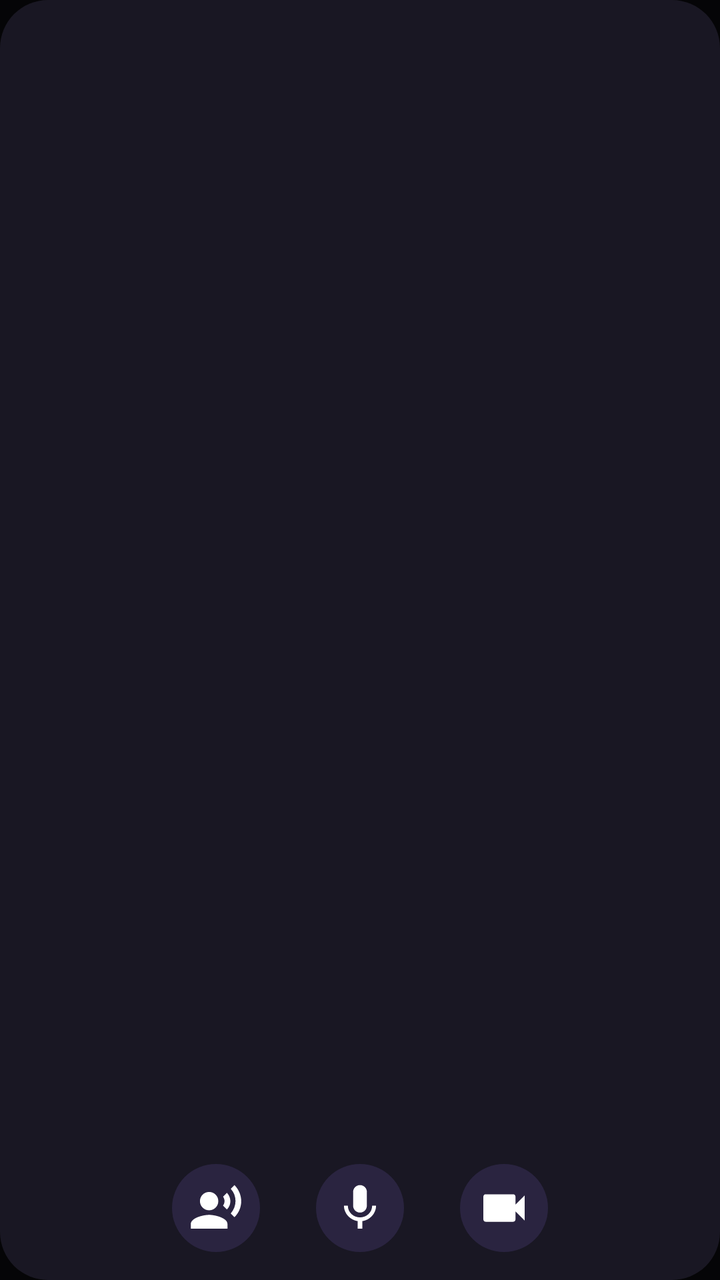
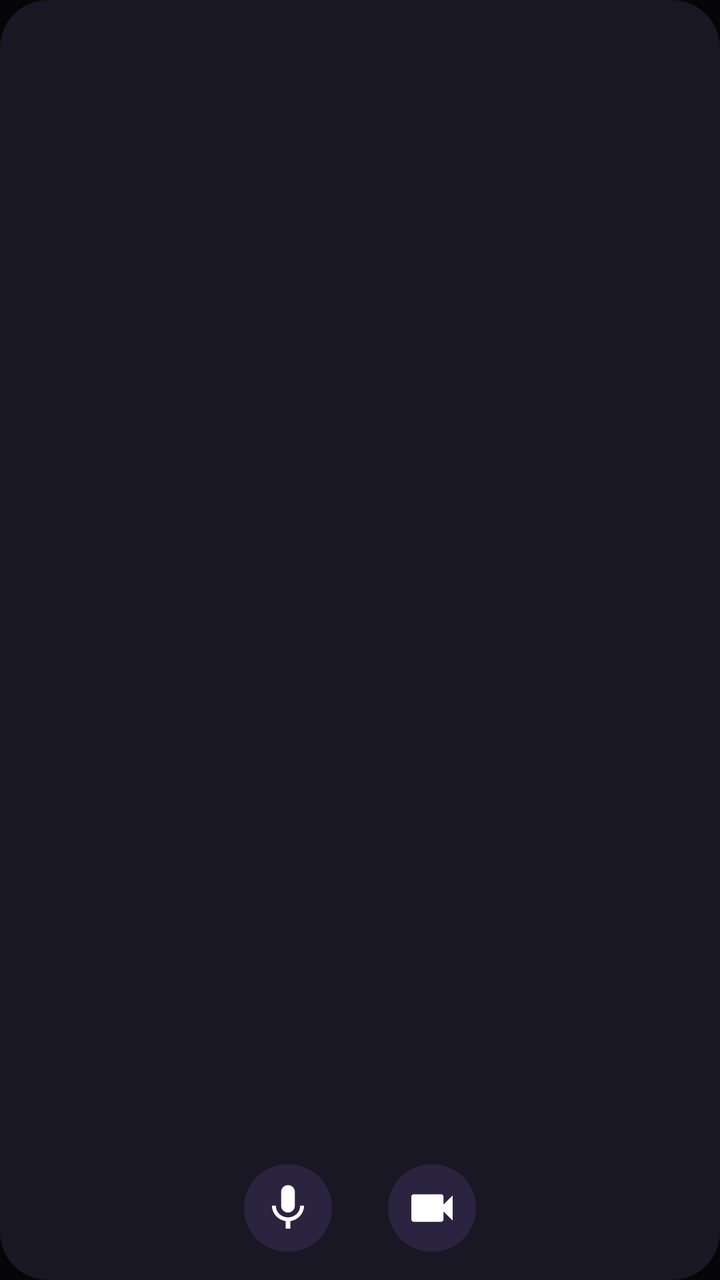

Two renders of the same Android screen: before a commit and after it. Below are the layout's source before the change and the commit's diff.
<!-- AndroidManifest.xml: application theme Theme.Nahadaika -->
<!-- res/layout/widget_reminder.xml -->
<?xml version="1.0" encoding="utf-8"?>
<LinearLayout xmlns:android="http://schemas.android.com/apk/res/android"
    android:layout_width="match_parent"
    android:layout_height="match_parent"
    android:background="@drawable/widget_bg"
    android:orientation="vertical"
    android:padding="14dp">

    <LinearLayout
        android:id="@+id/widget_open"
        android:layout_width="match_parent"
        android:layout_height="0dp"
        android:layout_weight="1"
        android:gravity="center_vertical"
        android:orientation="vertical">

        <TextView
            android:id="@+id/widget_when"
            android:layout_width="match_parent"
            android:layout_height="wrap_content"
            android:ellipsize="end"
            android:maxLines="1"
            android:textColor="#B8B3C9"
            android:textSize="12sp" />

        <TextView
            android:id="@+id/widget_text"
            android:layout_width="match_parent"
            android:layout_height="wrap_content"
            android:layout_marginTop="2dp"
            android:ellipsize="end"
            android:maxLines="2"
            android:textColor="#FFFFFF"
            android:textSize="16sp"
            android:textStyle="bold" />
    </LinearLayout>

    <LinearLayout
        android:layout_width="match_parent"
        android:layout_height="wrap_content"
        android:layout_marginTop="8dp"
        android:gravity="center"
        android:orientation="horizontal">

        <ImageView
            android:id="@+id/widget_dictate"
            android:layout_width="44dp"
            android:layout_height="44dp"
            android:contentDescription="@string/sc_dictate_long"
            android:src="@drawable/ic_sc_dictate" />

        <ImageView
            android:id="@+id/widget_voice"
            android:layout_width="44dp"
            android:layout_height="44dp"
            android:layout_marginStart="28dp"
            android:contentDescription="@string/sc_voice_long"
            android:src="@drawable/ic_sc_voice" />

        <ImageView
            android:id="@+id/widget_video"
            android:layout_width="44dp"
            android:layout_height="44dp"
            android:layout_marginStart="28dp"
            android:contentDescription="@string/sc_video_long"
            android:src="@drawable/ic_sc_video" />
    </LinearLayout>
</LinearLayout>
<!-- resources referenced by this layout -->
<resources>
  <!-- drawable ic_sc_dictate (drawable) -->
  <?xml version="1.0" encoding="utf-8"?>
  <vector xmlns:android="http://schemas.android.com/apk/res/android"
      android:width="48dp"
      android:height="48dp"
      android:viewportWidth="48"
      android:viewportHeight="48">
      <path
          android:fillColor="#2A2440"
          android:pathData="M24,24m-24,0a24,24 0,1 1,48 0a24,24 0,1 1,-48 0" />
      <group
          android:scaleX="1.25"
          android:scaleY="1.25"
          android:translateX="9"
          android:translateY="9">
          <path
              android:fillColor="#FFFFFF"
              android:pathData="M9,9m-4,0a4,4 0,1 1,8 0a4,4 0,1 1,-8 0M9,15c-2.67,0 -8,1.34 -8,4v2h16v-2c0,-2.66 -5.33,-4 -8,-4zM16.76,5.36l-1.68,1.69c0.84,1.18 0.84,2.71 0,3.89l1.68,1.69c2.02,-2.02 2.02,-5.07 0,-7.27zM20.07,2l-1.63,1.63c2.77,3.02 2.77,7.56 0,10.74L20.07,16c3.9,-3.89 3.91,-9.95 0,-14z" />
      </group>
  </vector>
  <!-- drawable ic_sc_video (drawable) -->
  <?xml version="1.0" encoding="utf-8"?>
  <vector xmlns:android="http://schemas.android.com/apk/res/android"
      android:width="48dp"
      android:height="48dp"
      android:viewportWidth="48"
      android:viewportHeight="48">
      <path
          android:fillColor="#2A2440"
          android:pathData="M24,24m-24,0a24,24 0,1 1,48 0a24,24 0,1 1,-48 0" />
      <group
          android:scaleX="1.25"
          android:scaleY="1.25"
          android:translateX="9"
          android:translateY="9">
          <path
              android:fillColor="#FFFFFF"
              android:pathData="M17,10.5V7c0,-0.55 -0.45,-1 -1,-1H4c-0.55,0 -1,0.45 -1,1v10c0,0.55 0.45,1 1,1h12c0.55,0 1,-0.45 1,-1v-3.5l4,4v-11l-4,4z" />
      </group>
  </vector>
  <!-- drawable ic_sc_voice (drawable) -->
  <?xml version="1.0" encoding="utf-8"?>
  <vector xmlns:android="http://schemas.android.com/apk/res/android"
      android:width="48dp"
      android:height="48dp"
      android:viewportWidth="48"
      android:viewportHeight="48">
      <path
          android:fillColor="#2A2440"
          android:pathData="M24,24m-24,0a24,24 0,1 1,48 0a24,24 0,1 1,-48 0" />
      <group
          android:scaleX="1.25"
          android:scaleY="1.25"
          android:translateX="9"
          android:translateY="9">
          <path
              android:fillColor="#FFFFFF"
              android:pathData="M12,14c1.66,0 2.99,-1.34 2.99,-3L15,5c0,-1.66 -1.34,-3 -3,-3S9,3.34 9,5v6c0,1.66 1.34,3 3,3zM17.3,11c0,3 -2.54,5.1 -5.3,5.1S6.7,14 6.7,11H5c0,3.41 2.72,6.23 6,6.72V21h2v-3.28c3.28,-0.48 6,-3.3 6,-6.72h-1.7z" />
      </group>
  </vector>
  <!-- drawable widget_bg (drawable) -->
  <?xml version="1.0" encoding="utf-8"?>
  <shape xmlns:android="http://schemas.android.com/apk/res/android">
      <solid android:color="#E61C1A26" />
      <corners android:radius="24dp" />
  </shape>
  <string name="sc_dictate_long">Сказати нагадування</string>
  <string name="sc_video_long">Записати відео-нагадування</string>
  <string name="sc_voice_long">Записати голосове нагадування</string>
  <style name="Theme.Nahadaika" parent="android:Theme.Material.NoActionBar">
          <item name="android:windowBackground">@color/window_background</item>
      </style>
  <color name="window_background">#050507</color>
</resources>

<!-- the commit's change to res/layout/widget_reminder.xml (unified diff, before → after) -->
@@ -43,17 +43,9 @@
         android:orientation="horizontal">
 
         <ImageView
-            android:id="@+id/widget_dictate"
-            android:layout_width="44dp"
-            android:layout_height="44dp"
-            android:contentDescription="@string/sc_dictate_long"
-            android:src="@drawable/ic_sc_dictate" />
-
-        <ImageView
             android:id="@+id/widget_voice"
             android:layout_width="44dp"
             android:layout_height="44dp"
-            android:layout_marginStart="28dp"
             android:contentDescription="@string/sc_voice_long"
             android:src="@drawable/ic_sc_voice" />
 
<!-- resource entries referenced after the edit -->
@@ -1,25 +1,5 @@
 <!-- resources referenced by this layout -->
 <resources>
-  <!-- drawable ic_sc_dictate (drawable) -->
-  <?xml version="1.0" encoding="utf-8"?>
-  <vector xmlns:android="http://schemas.android.com/apk/res/android"
-      android:width="48dp"
-      android:height="48dp"
-      android:viewportWidth="48"
-      android:viewportHeight="48">
-      <path
-          android:fillColor="#2A2440"
-          android:pathData="M24,24m-24,0a24,24 0,1 1,48 0a24,24 0,1 1,-48 0" />
-      <group
-          android:scaleX="1.25"
-          android:scaleY="1.25"
-          android:translateX="9"
-          android:translateY="9">
-          <path
-              android:fillColor="#FFFFFF"
-              android:pathData="M9,9m-4,0a4,4 0,1 1,8 0a4,4 0,1 1,-8 0M9,15c-2.67,0 -8,1.34 -8,4v2h16v-2c0,-2.66 -5.33,-4 -8,-4zM16.76,5.36l-1.68,1.69c0.84,1.18 0.84,2.71 0,3.89l1.68,1.69c2.02,-2.02 2.02,-5.07 0,-7.27zM20.07,2l-1.63,1.63c2.77,3.02 2.77,7.56 0,10.74L20.07,16c3.9,-3.89 3.91,-9.95 0,-14z" />
-      </group>
-  </vector>
   <!-- drawable ic_sc_video (drawable) -->
   <?xml version="1.0" encoding="utf-8"?>
   <vector xmlns:android="http://schemas.android.com/apk/res/android"
@@ -66,7 +46,6 @@
       <solid android:color="#E61C1A26" />
       <corners android:radius="24dp" />
   </shape>
-  <string name="sc_dictate_long">Сказати нагадування</string>
   <string name="sc_video_long">Записати відео-нагадування</string>
   <string name="sc_voice_long">Записати голосове нагадування</string>
   <style name="Theme.Nahadaika" parent="android:Theme.Material.NoActionBar">
